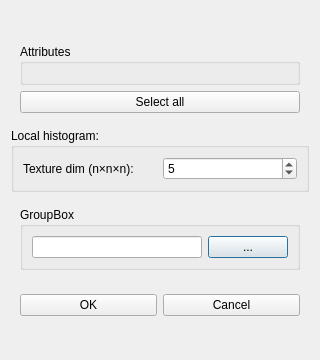
rafaelssantos/volumeexplorer, file src/ui/transfer_function/attribute/attributedialog.ui: the form before one commit.
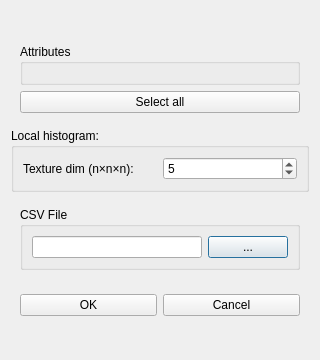
The form after the commit. Icons and pictures are not drawn.

Commit message: Label CSV File Path.

```diff
--- a/src/ui/transfer_function/attribute/attributedialog.ui
+++ b/src/ui/transfer_function/attribute/attributedialog.ui
@@ -39,7 +39,7 @@
       <item row="0" column="0">
        <widget class="QGroupBox" name="groupBox">
         <property name="title">
-         <string>GroupBox</string>
+         <string>CSV File</string>
         </property>
         <layout class="QGridLayout" name="gridLayout_6">
          <item row="0" column="0">
```
